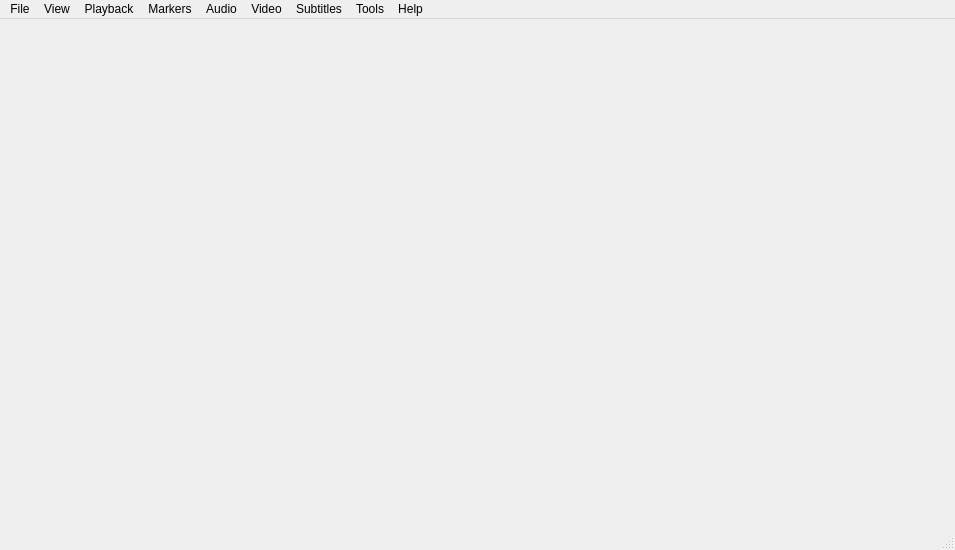
First picture: the form in src/forms/VuraMainWindow.ui, repository Hale-Software/Vura, before the edit.
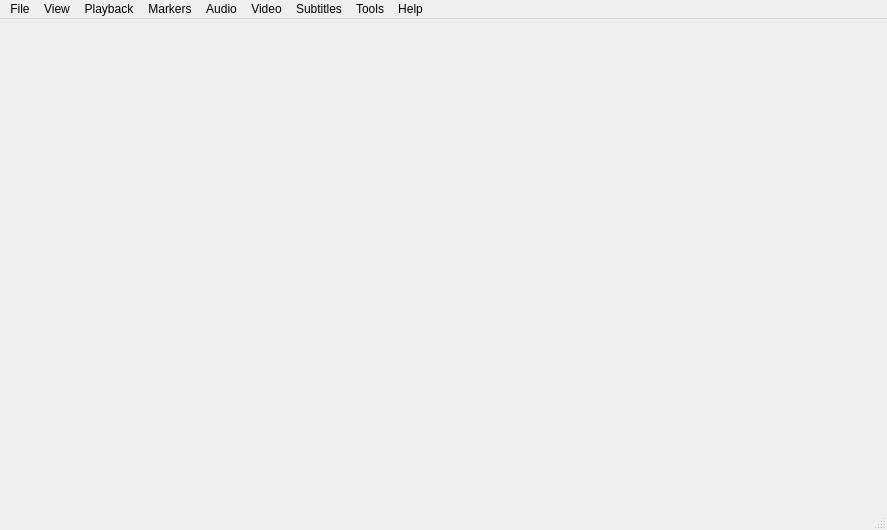
Second picture: the form after the edit. Icons and pictures are not drawn.

Commit message: Refactored video slider

Diff of the .ui file:
```diff
--- a/src/forms/VuraMainWindow.ui
+++ b/src/forms/VuraMainWindow.ui
@@ -6,8 +6,8 @@
    <rect>
     <x>0</x>
     <y>0</y>
-    <width>955</width>
-    <height>550</height>
+    <width>887</width>
+    <height>530</height>
    </rect>
   </property>
   <property name="windowTitle">
@@ -27,7 +27,7 @@
     <rect>
      <x>0</x>
      <y>0</y>
-     <width>955</width>
+     <width>887</width>
      <height>33</height>
     </rect>
    </property>
```
Left out of the diff: 30 changed lines with no effect on the pictures. The commit also changes 7 other files.
